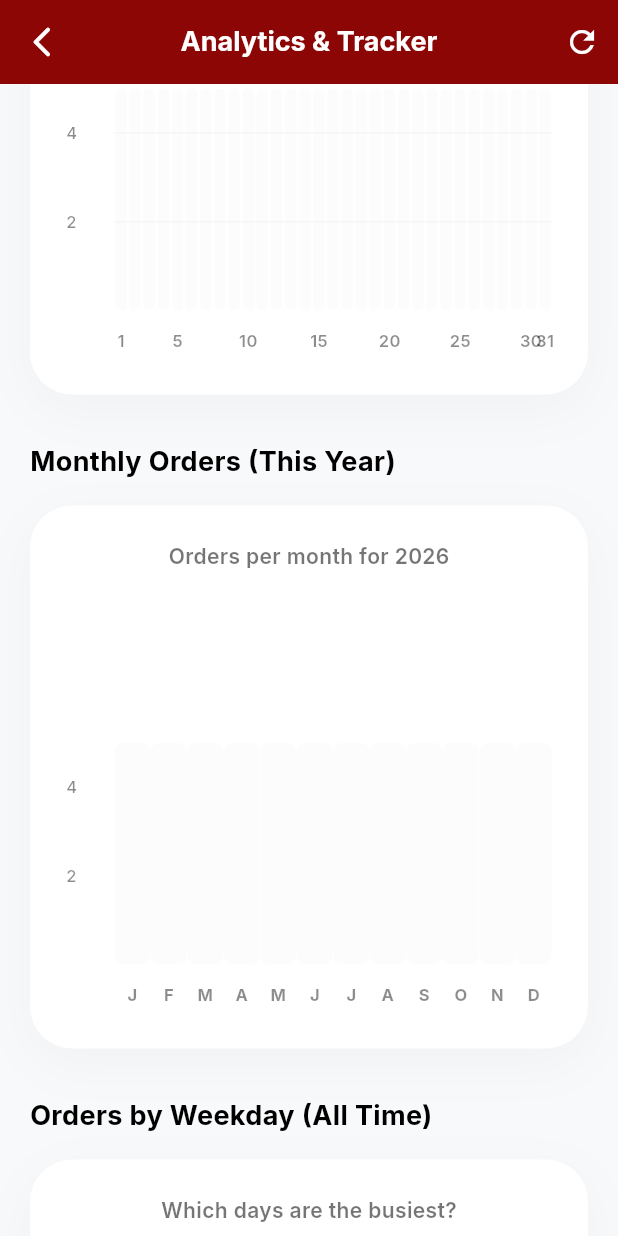
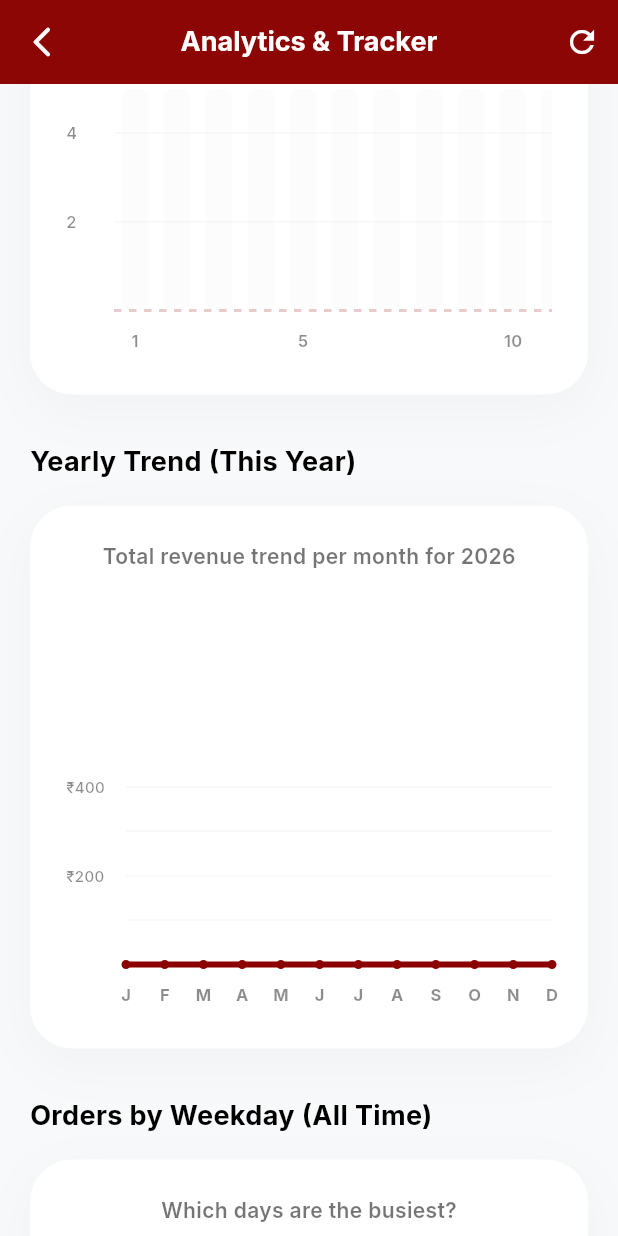
Before and after one commit to karthisansug24it-rgb/Magizh, a Flutter app: the screen it shows after launch, item 4 of the bottom bar chosen, scrolled down 576 dp, on a phone screen of 412 x 824 dp. Run offline on Flutter 3.47's test engine with Material 3 defaults, Android fonts, the phone set to English and light mode, and no system bars; drawn by our look-alikes of fl_chart; our stand-ins replace audioplayers, cached_network_image, flutter_dotenv, flutter_riverpod, flutter_staggered_animations, google_fonts and 2 more; accounts and stored records are empty.

Commit message:
modified analytics

```diff
--- a/lib/dashboard_page.dart
+++ b/lib/dashboard_page.dart
@@ -200,18 +200,19 @@ class _DashboardPageState extends ConsumerState<DashboardPage> {
                     "Orders by day for ${DateFormat('MMMM yyyy').format(DateTime.now())}",
                     _touchedMonthlyIndex,
                     "Day ${_touchedMonthlyIndex + 1}",
-                    "${_daysInMonthSales[_touchedMonthlyIndex + 1] ?? 0} Orders"
+                    "${_daysInMonthSales[_touchedMonthlyIndex + 1] ?? 0} Orders",
+                    scrollableWidth: 900, // Large width for 31 thick bars
                   ),
 
                   const SizedBox(height: 32),
-                  _buildSectionTitle("Monthly Orders (This Year)"),
+                  _buildSectionTitle("Yearly Trend (This Year)"),
                   const SizedBox(height: 16),
                   _buildBarChartContainer(
-                    _buildYearlyMonthsChart(),
-                    "Orders per month for ${DateTime.now().year}",
+                    _buildYearlyTrendChart(),
+                    "Total revenue trend per month for ${DateTime.now().year}",
                     _touchedYearlyIndex,
                     DateFormat('MMMM').format(DateTime(2024, _touchedYearlyIndex == -1 ? 1 : _touchedYearlyIndex + 1)),
-                    "${_monthsInYearSales[_touchedYearlyIndex + 1] ?? 0} Orders"
+                    "₹${_monthsInYearSales[_touchedYearlyIndex + 1]?.toStringAsFixed(0) ?? '0'}"
                   ),
 
                   const SizedBox(height: 32),
@@ -267,12 +268,14 @@ class _DashboardPageState extends ConsumerState<DashboardPage> {
                 child: const Icon(Icons.account_balance_wallet, color: Color(0xFF8B0000), size: 28),
               ),
               const SizedBox(width: 16),
-              Column(
+              Expanded(
+                child: Column(
                   crossAxisAlignment: CrossAxisAlignment.start,
                   children: [
                     const Text("Current Month Salary", style: TextStyle(fontSize: 14, color: Colors.black54, fontWeight: FontWeight.w600)),
                     Text("$monthName Tracker", style: const TextStyle(fontSize: 12, color: Colors.black45)),
                   ],
+                ),
               ),
             ],
           ),
@@ -282,6 +285,8 @@ class _DashboardPageState extends ConsumerState<DashboardPage> {
             style: const TextStyle(fontSize: 42, fontWeight: FontWeight.w900, color: Color(0xFF8B0000), letterSpacing: -1),
           ),
           const SizedBox(height: 8),
+          Row(
+            children: [
               Container(
                 padding: const EdgeInsets.symmetric(horizontal: 12, vertical: 6),
                 decoration: BoxDecoration(
@@ -289,9 +294,29 @@ class _DashboardPageState extends ConsumerState<DashboardPage> {
                   borderRadius: BorderRadius.circular(20),
                 ),
                 child: Text(
-              "$_monthlyOrders total orders this month",
+                  "$_monthlyOrders total orders",
                   style: TextStyle(color: Colors.green.shade700, fontWeight: FontWeight.bold, fontSize: 12),
                 ),
+              ),
+              const SizedBox(width: 8),
+              Container(
+                padding: const EdgeInsets.symmetric(horizontal: 12, vertical: 6),
+                decoration: BoxDecoration(
+                  color: const Color(0xFF8B0000).withValues(alpha: 0.1),
+                  borderRadius: BorderRadius.circular(20),
+                ),
+                child: const Row(
+                  children: [
+                    Icon(Icons.trending_up, color: Color(0xFF8B0000), size: 14),
+                    SizedBox(width: 4),
+                    Text(
+                      "Growth",
+                      style: TextStyle(color: Color(0xFF8B0000), fontWeight: FontWeight.bold, fontSize: 12),
+                    ),
+                  ],
+                ),
+              ),
+            ],
           )
         ],
       ),
@@ -312,11 +337,13 @@ class _DashboardPageState extends ConsumerState<DashboardPage> {
       child: Column(
         crossAxisAlignment: CrossAxisAlignment.start,
         children: [
-          Row(
-            mainAxisAlignment: MainAxisAlignment.spaceBetween,
+          Wrap(
+            alignment: WrapAlignment.spaceBetween,
+            crossAxisAlignment: WrapCrossAlignment.center,
             children: [
               const Text("Search by Date", style: TextStyle(fontSize: 16, fontWeight: FontWeight.bold, color: Colors.black)),
               Row(
+                mainAxisSize: MainAxisSize.min,
                 children: [
                   IconButton(
                     icon: const Icon(Icons.chevron_left, color: Color(0xFF8B0000)),
@@ -366,22 +393,28 @@ class _DashboardPageState extends ConsumerState<DashboardPage> {
   }
 
   Widget _buildSearchStat(String label, String value, IconData icon) {
-    return Column(
+    return Expanded(
+      child: Column(
         children: [
           Row(
+            mainAxisAlignment: MainAxisAlignment.center,
             children: [
               Icon(icon, size: 16, color: Colors.black54),
               const SizedBox(width: 4),
-            Text(label, style: const TextStyle(fontSize: 12, color: Colors.black54)),
+              Flexible(child: Text(label, style: const TextStyle(fontSize: 12, color: Colors.black54), overflow: TextOverflow.ellipsis)),
             ],
           ),
           const SizedBox(height: 4),
-        Text(value, style: const TextStyle(fontSize: 20, fontWeight: FontWeight.w900, color: Colors.black)),
+          FittedBox(
+            fit: BoxFit.scaleDown,
+            child: Text(value, style: const TextStyle(fontSize: 20, fontWeight: FontWeight.w900, color: Colors.black)),
+          ),
         ],
+      ),
     );
   }
 
-  Widget _buildBarChartContainer(Widget chart, String subtitle, int touchedIndex, String label, String value) {
+  Widget _buildBarChartContainer(Widget chart, String subtitle, int touchedIndex, String label, String value, {double? scrollableWidth}) {
     return Container(
       width: double.infinity,
       padding: const EdgeInsets.all(24),
@@ -406,7 +439,7 @@ class _DashboardPageState extends ConsumerState<DashboardPage> {
                   children: [
                     Text(
                       value,
-                      style: const TextStyle(fontSize: 32, fontWeight: FontWeight.w900, color: Colors.black, letterSpacing: -1),
+                      style: const TextStyle(fontSize: 34, fontWeight: FontWeight.w900, color: Color(0xFF8B0000), letterSpacing: -1),
                     ),
                     Text(label, style: const TextStyle(color: Colors.black54, fontWeight: FontWeight.w500, fontSize: 14)),
                   ],
@@ -416,6 +449,19 @@ class _DashboardPageState extends ConsumerState<DashboardPage> {
           else
             const SizedBox(height: 62), // Placeholder to prevent jump
           const SizedBox(height: 32),
+          if (scrollableWidth != null)
+            ScrollConfiguration(
+              behavior: const ScrollBehavior().copyWith(physics: const BouncingScrollPhysics()),
+              child: SingleChildScrollView(
+                scrollDirection: Axis.horizontal,
+                child: SizedBox(
+                  width: scrollableWidth,
+                  height: 180,
+                  child: chart,
+                ),
+              ),
+            )
+          else
             SizedBox(height: 180, child: chart),
         ],
       ),
@@ -439,24 +485,10 @@ class _DashboardPageState extends ConsumerState<DashboardPage> {
         maxY: maxY,
         barTouchData: BarTouchData(
           touchCallback: (FlTouchEvent event, barTouchResponse) {
-            setState(() {
-              if (!event.isInterestedForInteractions ||
-                  barTouchResponse == null ||
-                  barTouchResponse.spot == null) {
-                _touchedMonthlyIndex = -1;
-                return;
+            if (barTouchResponse != null && barTouchResponse.spot != null) {
+              setState(() => _touchedMonthlyIndex = barTouchResponse.spot!.touchedBarGroupIndex);
             }
-              _touchedMonthlyIndex = barTouchResponse.spot!.touchedBarGroupIndex;
-            });
           },
-          touchTooltipData: BarTouchTooltipData(
-            getTooltipColor: (_) => Colors.transparent,
-            tooltipPadding: EdgeInsets.zero,
-            tooltipMargin: 8,
-            getTooltipItem: (group, groupIndex, rod, rodIndex) {
-              return null; // Custom UI below chart
-            },
-          ),
           enabled: true,
           handleBuiltInTouches: false,
         ),
@@ -502,6 +534,23 @@ class _DashboardPageState extends ConsumerState<DashboardPage> {
             return FlLine(color: Colors.black.withValues(alpha: 0.03), strokeWidth: 1);
           },
         ),
+        extraLinesData: ExtraLinesData(
+          horizontalLines: [
+            HorizontalLine(
+              y: _daysInMonthSales.values.isEmpty ? 0 : _daysInMonthSales.values.reduce((a, b) => a + b) / daysInMonth,
+              color: AppTheme.primary.withValues(alpha: 0.2),
+              strokeWidth: 2,
+              dashArray: [5, 5],
+              label: HorizontalLineLabel(
+                show: true,
+                alignment: Alignment.topRight,
+                padding: const EdgeInsets.only(right: 8, bottom: 4),
+                style: const TextStyle(color: Colors.black26, fontSize: 10, fontWeight: FontWeight.bold),
+                labelResolver: (_) => "AVG",
+              ),
+            ),
+          ],
+        ),
         borderData: FlBorderData(show: false),
         barGroups: List.generate(daysInMonth, (i) {
           final day = i + 1;
@@ -514,12 +563,12 @@ class _DashboardPageState extends ConsumerState<DashboardPage> {
                 gradient: LinearGradient(
                   colors: isTouched
                     ? [const Color(0xFF8B0000), const Color(0xFFE53935)]
-                    : [const Color(0xFF8B0000).withValues(alpha: 0.3), const Color(0xFF8B0000).withValues(alpha: 0.1)],
+                    : [const Color(0xFF8B0000).withValues(alpha: 0.5), const Color(0xFF8B0000).withValues(alpha: 0.2)],
                   begin: Alignment.bottomCenter,
                   end: Alignment.topCenter,
                 ),
-                width: isTouched ? 12 : 8,
-                borderRadius: BorderRadius.circular(4),
+                width: isTouched ? 22 : 18,
+                borderRadius: BorderRadius.circular(6),
                 backDrawRodData: BackgroundBarChartRodData(
                   show: true,
                   toY: maxY,
@@ -533,49 +582,34 @@ class _DashboardPageState extends ConsumerState<DashboardPage> {
     );
   }
 
-  Widget _buildYearlyMonthsChart() {
-    double maxY = 5;
+  Widget _buildYearlyTrendChart() {
+    double maxY = 500;
     for (int i = 1; i <= 12; i++) {
       if ((_monthsInYearSales[i] ?? 0) > maxY) {
-        maxY = (_monthsInYearSales[i] ?? 0).toDouble() + 5;
+        maxY = (_monthsInYearSales[i] ?? 0).toDouble() + 500;
       }
     }
 
     final monthNames = ['J', 'F', 'M', 'A', 'M', 'J', 'J', 'A', 'S', 'O', 'N', 'D'];
 
-    return BarChart(
-      BarChartData(
-        alignment: BarChartAlignment.spaceAround,
-        maxY: maxY,
-        barTouchData: BarTouchData(
-          touchCallback: (FlTouchEvent event, barTouchResponse) {
-            setState(() {
-              if (!event.isInterestedForInteractions ||
-                  barTouchResponse == null ||
-                  barTouchResponse.spot == null) {
-                _touchedYearlyIndex = -1;
-                return;
-              }
-              _touchedYearlyIndex = barTouchResponse.spot!.touchedBarGroupIndex;
-            });
-          },
-          enabled: true,
-          handleBuiltInTouches: false,
+    return LineChart(
+      LineChartData(
+        gridData: FlGridData(
+          show: true,
+          drawVerticalLine: false,
+          horizontalInterval: maxY / 5,
+          getDrawingHorizontalLine: (value) => FlLine(color: Colors.black.withValues(alpha: 0.03), strokeWidth: 1),
         ),
         titlesData: FlTitlesData(
-          show: true,
           bottomTitles: AxisTitles(
             sideTitles: SideTitles(
               showTitles: true,
-              getTitlesWidget: (double value, TitleMeta meta) {
-                final month = value.toInt();
-                if (month < 1 || month > 12) return const SizedBox.shrink();
+              getTitlesWidget: (value, meta) {
+                final idx = value.toInt() - 1;
+                if (idx < 0 || idx >= 12) return const SizedBox.shrink();
                 return Padding(
-                  padding: const EdgeInsets.only(top: 12.0),
-                  child: Text(
-                    monthNames[month - 1],
-                    style: GoogleFonts.inter(color: Colors.black45, fontSize: 11, fontWeight: FontWeight.bold)
-                  ),
+                  padding: const EdgeInsets.only(top: 12),
+                  child: Text(monthNames[idx], style: GoogleFonts.inter(color: Colors.black45, fontSize: 11, fontWeight: FontWeight.bold)),
                 );
               },
               reservedSize: 32,
@@ -584,57 +618,60 @@ class _DashboardPageState extends ConsumerState<DashboardPage> {
           leftTitles: AxisTitles(
             sideTitles: SideTitles(
               showTitles: true,
-              reservedSize: 32,
+              reservedSize: 40,
               getTitlesWidget: (value, meta) {
                 if (value == 0 || value == maxY) return const SizedBox.shrink();
-                return Text(
-                  value.toInt().toString(),
-                  style: GoogleFonts.inter(color: Colors.black45, fontSize: 11, fontWeight: FontWeight.w500)
-                );
+                return Text("₹${value.toInt()}", style: GoogleFonts.inter(color: Colors.black45, fontSize: 10, fontWeight: FontWeight.w500));
               },
             ),
           ),
           topTitles: const AxisTitles(sideTitles: SideTitles(showTitles: false)),
           rightTitles: const AxisTitles(sideTitles: SideTitles(showTitles: false)),
         ),
-        gridData: FlGridData(
+        borderData: FlBorderData(show: false),
+        lineTouchData: LineTouchData(
+          touchCallback: (event, response) {
+            if (response != null && response.lineBarSpots != null && response.lineBarSpots!.isNotEmpty) {
+              setState(() => _touchedYearlyIndex = response.lineBarSpots!.first.x.toInt() - 1);
+            }
+          },
+          touchTooltipData: LineTouchTooltipData(
+            getTooltipColor: (_) => AppTheme.primary,
+            getTooltipItems: (spots) => spots.map((s) => LineTooltipItem("₹${s.y.toInt()}", const TextStyle(color: Colors.white, fontWeight: FontWeight.bold))).toList(),
+          ),
+        ),
+        lineBarsData: [
+          LineChartBarData(
+            spots: List.generate(12, (i) => FlSpot(i + 1.0, (_monthsInYearSales[i + 1] ?? 0).toDouble())),
+            isCurved: true,
+            color: AppTheme.primary,
+            barWidth: 4,
+            isStrokeCapRound: true,
+            dotData: FlDotData(
               show: true,
-          drawVerticalLine: false,
-          horizontalInterval: maxY > 20 ? 10 : 5,
-          getDrawingHorizontalLine: (value) {
-            return FlLine(color: Colors.black.withValues(alpha: 0.03), strokeWidth: 1);
-          },
+              getDotPainter: (spot, percent, bar, index) => FlDotCirclePainter(
+                radius: index == _touchedYearlyIndex ? 6 : 0,
+                color: Colors.white,
+                strokeWidth: 3,
+                strokeColor: AppTheme.primary,
               ),
-        borderData: FlBorderData(show: false),
-        barGroups: List.generate(12, (i) {
-          final month = i + 1;
-          final isTouched = i == _touchedYearlyIndex;
-          return BarChartGroupData(
-            x: month,
-            barRods: [
-              BarChartRodData(
-                toY: (_monthsInYearSales[month] ?? 0).toDouble(),
+            ),
+            belowBarData: BarAreaData(
+              show: true,
               gradient: LinearGradient(
-                  colors: isTouched
-                    ? [const Color(0xFF8B0000), const Color(0xFFE53935)]
-                    : [const Color(0xFF8B0000).withValues(alpha: 0.2), const Color(0xFF8B0000).withValues(alpha: 0.05)],
-                  begin: Alignment.bottomCenter,
-                  end: Alignment.topCenter,
+                colors: [AppTheme.primary.withValues(alpha: 0.3), AppTheme.primary.withValues(alpha: 0.0)],
+                begin: Alignment.topCenter,
+                end: Alignment.bottomCenter,
               ),
-                width: isTouched ? 32 : 24,
-                borderRadius: BorderRadius.circular(6),
-                backDrawRodData: BackgroundBarChartRodData(
-                  show: true,
-                  toY: maxY,
-                  color: Colors.black.withValues(alpha: 0.01),
             ),
           ),
         ],
-          );
-        }),
+        maxY: maxY,
       ),
     );
   }
+
+
 
   Widget _buildWeeklyDaysChart() {
     double maxY = 5;
@@ -652,15 +689,9 @@ class _DashboardPageState extends ConsumerState<DashboardPage> {
         maxY: maxY,
         barTouchData: BarTouchData(
           touchCallback: (FlTouchEvent event, barTouchResponse) {
-            setState(() {
-              if (!event.isInterestedForInteractions ||
-                  barTouchResponse == null ||
-                  barTouchResponse.spot == null) {
-                _touchedWeeklyIndex = -1;
-                return;
+            if (barTouchResponse != null && barTouchResponse.spot != null) {
+              setState(() => _touchedWeeklyIndex = barTouchResponse.spot!.touchedBarGroupIndex);
             }
-              _touchedWeeklyIndex = barTouchResponse.spot!.touchedBarGroupIndex;
-            });
           },
           enabled: true,
           handleBuiltInTouches: false,
@@ -720,7 +751,10 @@ class _DashboardPageState extends ConsumerState<DashboardPage> {
                 gradient: LinearGradient(
                   colors: isTouched
                     ? [const Color(0xFF8B0000), const Color(0xFFE53935)]
-                    : [const Color(0xFF8B0000).withValues(alpha: 0.2), const Color(0xFF8B0000).withValues(alpha: 0.05)],
+                    : [
+                        _getWeeklyColor(i).withValues(alpha: 0.8),
+                        _getWeeklyColor(i).withValues(alpha: 0.4),
+                      ],
                   begin: Alignment.bottomCenter,
                   end: Alignment.topCenter,
                 ),
@@ -738,4 +772,16 @@ class _DashboardPageState extends ConsumerState<DashboardPage> {
       ),
     );
   }
+  Color _getWeeklyColor(int index) {
+    const colors = [
+      Color(0xFFE53935), // Mon - Red
+      Color(0xFFFB8C00), // Tue - Orange
+      Color(0xFFFDD835), // Wed - Yellow
+      Color(0xFF43A047), // Thu - Green
+      Color(0xFF1E88E5), // Fri - Blue
+      Color(0xFF5E35B1), // Sat - Deep Purple
+      Color(0xFF8E24AA), // Sun - Purple
+    ];
+    return colors[index % colors.length];
   }
+}
--- a/lib/inventory_sheet.dart
+++ b/lib/inventory_sheet.dart
@@ -27,7 +27,6 @@ class _InventorySheetState extends ConsumerState<InventorySheet> {
 
   void _updateStock(String id, int delta, int currentStock) {
     Haptics.light();
-    SoundManager.instance.playClickSound();
     setState(() {
       int newStock = (_stockChanges[id] ?? currentStock) + delta;
       if (newStock < 0) newStock = 0;
@@ -37,7 +36,6 @@ class _InventorySheetState extends ConsumerState<InventorySheet> {
 
   void _markForDeletion(String id) {
     Haptics.medium();
-    SoundManager.instance.playClickSound();
     setState(() {
       _productsToDelete.add(id);
     });
```
Also changed, not shown: lib/checkout_sheet.dart (+121 -135 lines), lib/expenses_page.dart (+86 -56 lines), lib/main.dart (+12 -14 lines). Lines whose indentation alone changed are shown as unchanged.
